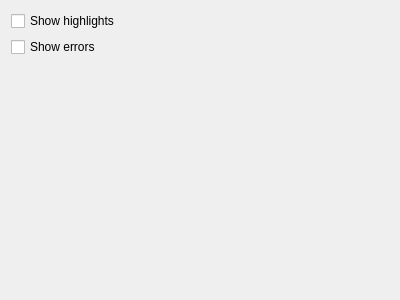
Old version of the form ksudoku/src/gui/configgame.ui in the repository jsj2008/kdegames.
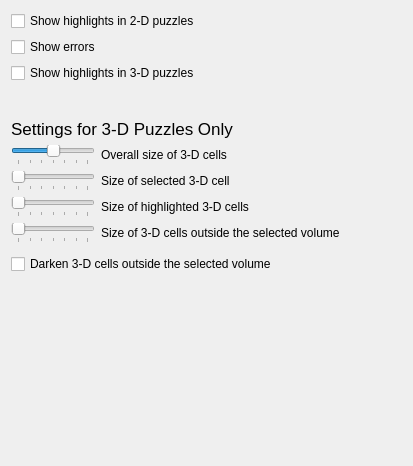
New version of the form.

Commit message: Add settings to control the look and feel of a 3-D puzzle.

```diff
--- a/ksudoku/src/gui/configgame.ui
+++ b/ksudoku/src/gui/configgame.ui
@@ -1,41 +1,391 @@
 <ui version="4.0" >
  <class>ConfigGame</class>
- <widget class="QWidget" name="ConfigGame" >
-  <property name="geometry" >
+ <widget class="QWidget" name="ConfigGame">
+  <property name="geometry">
    <rect>
     <x>0</x>
     <y>0</y>
-    <width>400</width>
-    <height>300</height>
+    <width>413</width>
+    <height>466</height>
    </rect>
   </property>
-  <layout class="QVBoxLayout" >
+  <layout class="QVBoxLayout" name="verticalLayout">
    <item>
-    <widget class="QCheckBox" name="kcfg_ShowHighlights" >
-     <property name="whatsThis" >
-      <string>Highlight the current row, column and box in different colors</string>
+    <widget class="QCheckBox" name="kcfg_ShowHighlights">
+     <property name="toolTip">
+      <string>Highlight the row, column and block that contain the selected cell</string>
      </property>
-     <property name="text" >
-      <string>Show highlights</string>
+     <property name="whatsThis">
+      <string>Highlight the row, column and block that contain the selected cell. Blocks may be square or irregular (as in jigsaw-type or XSudoku puzzles).</string>
+     </property>
+     <property name="text">
+      <string>Show highlights in 2-D puzzles</string>
      </property>
     </widget>
    </item>
    <item>
-    <widget class="QCheckBox" name="kcfg_ShowErrors" >
-     <property name="whatsThis" >
-      <string>Highlight cells which values are against the rules in red</string>
+    <widget class="QCheckBox" name="kcfg_ShowErrors">
+     <property name="toolTip">
+      <string>Highlight in red any cells whose values break the Sudoku rules.</string>
      </property>
      <property name="text" >
       <string>Show errors</string>
      </property>
     </widget>
    </item>
+   <item>
+    <widget class="QCheckBox" name="kcfg_ShowHighlights3D">
+     <property name="toolTip">
+      <string>Highlight the planes (blocks) that contain the selected cell.</string>
+     </property>
+     <property name="whatsThis">
+      <string>Highlight the planes (blocks) that contain the selected cell.</string>
+     </property>
+     <property name="text">
+      <string>Show highlights in 3-D puzzles</string>
+     </property>
+    </widget>
+   </item>
+   <item>
+    <spacer name="spacer_3">
+     <property name="orientation">
+      <enum>Qt::Vertical</enum>
+     </property>
+     <property name="sizeType">
+      <enum>QSizePolicy::Fixed</enum>
+     </property>
+     <property name="sizeHint" stdset="0">
+      <size>
+       <width>20</width>
+       <height>30</height>
+      </size>
+     </property>
+    </spacer>
+   </item>
+   <item>
+    <widget class="QLabel" name="label_2">
+     <property name="font">
+      <font>
+       <pointsize>13</pointsize>
+      </font>
+     </property>
+     <property name="text">
+      <string>Settings for 3-D Puzzles Only</string>
+     </property>
+    </widget>
+   </item>
+   <item>
+    <layout class="QHBoxLayout" name="horizontalLayout">
+     <item>
+      <widget class="QSlider" name="kcfg_OverallSize3D">
+       <property name="sizePolicy">
+        <sizepolicy hsizetype="Fixed" vsizetype="Preferred">
+         <horstretch>200</horstretch>
+         <verstretch>0</verstretch>
+        </sizepolicy>
+       </property>
+       <property name="toolTip">
+        <string>Set the relative size of 3-D cells and the spaces between them.</string>
+       </property>
+       <property name="whatsThis">
+        <string>Set the relative size of 3-D cells and the spaces between them.</string>
+       </property>
+       <property name="minimum">
+        <number>7</number>
+       </property>
+       <property name="maximum">
+        <number>13</number>
+       </property>
+       <property name="singleStep">
+        <number>1</number>
+       </property>
+       <property name="pageStep">
+        <number>1</number>
+       </property>
+       <property name="value">
+        <number>10</number>
+       </property>
+       <property name="sliderPosition">
+        <number>10</number>
+       </property>
+       <property name="orientation">
+        <enum>Qt::Horizontal</enum>
+       </property>
+       <property name="invertedAppearance">
+        <bool>false</bool>
+       </property>
+       <property name="tickPosition">
+        <enum>QSlider::TicksBelow</enum>
+       </property>
+       <property name="tickInterval">
+        <number>1</number>
+       </property>
+      </widget>
+     </item>
+     <item>
+      <widget class="QLabel" name="label_6">
+       <property name="sizePolicy">
+        <sizepolicy hsizetype="Expanding" vsizetype="Preferred">
+         <horstretch>0</horstretch>
+         <verstretch>0</verstretch>
+        </sizepolicy>
+       </property>
+       <property name="toolTip">
+        <string>Set the relative size of 3-D cells and the spaces between them.</string>
+       </property>
+       <property name="whatsThis">
+        <string>Set the relative size of 3-D cells and the spaces between them.</string>
+       </property>
+       <property name="text">
+        <string>Overall size of 3-D cells</string>
+       </property>
+       <property name="buddy">
+        <cstring></cstring>
+       </property>
+      </widget>
+     </item>
+    </layout>
+   </item>
+   <item>
+    <layout class="QHBoxLayout" name="horizontalLayout_1">
+     <item>
+      <widget class="QSlider" name="kcfg_SelectionSize3D">
+       <property name="sizePolicy">
+        <sizepolicy hsizetype="Fixed" vsizetype="Preferred">
+         <horstretch>200</horstretch>
+         <verstretch>0</verstretch>
+        </sizepolicy>
+       </property>
+       <property name="toolTip">
+        <string>Shrink or expand a cell by up to 30% when it is selected.</string>
+       </property>
+       <property name="whatsThis">
+        <string>Shrink or expand a cell by up to 30% when it is selected.</string>
+       </property>
+       <property name="minimum">
+        <number>7</number>
+       </property>
+       <property name="maximum">
+        <number>13</number>
+       </property>
+       <property name="singleStep">
+        <number>1</number>
+       </property>
+       <property name="pageStep">
+        <number>1</number>
+       </property>
+       <property name="value">
+        <number>7</number>
+       </property>
+       <property name="sliderPosition">
+        <number>7</number>
+       </property>
+       <property name="orientation">
+        <enum>Qt::Horizontal</enum>
+       </property>
+       <property name="invertedAppearance">
+        <bool>false</bool>
+       </property>
+       <property name="tickPosition">
+        <enum>QSlider::TicksBelow</enum>
+       </property>
+       <property name="tickInterval">
+        <number>1</number>
+       </property>
+      </widget>
+     </item>
+     <item>
+      <widget class="QLabel" name="label">
+       <property name="sizePolicy">
+        <sizepolicy hsizetype="Expanding" vsizetype="Preferred">
+         <horstretch>0</horstretch>
+         <verstretch>0</verstretch>
+        </sizepolicy>
+       </property>
+       <property name="toolTip">
+        <string>Shrink or expand a cell by up to 30% when it is selected.</string>
+       </property>
+       <property name="whatsThis">
+        <string>Shrink or expand a cell by up to 30% when it is selected.</string>
+       </property>
+       <property name="text">
+        <string>Size of selected 3-D cell</string>
+       </property>
+       <property name="buddy">
+        <cstring>kcfg_SelectionSize3D</cstring>
+       </property>
+      </widget>
+     </item>
+    </layout>
+   </item>
+   <item>
+    <layout class="QHBoxLayout" name="horizontalLayout_2">
+     <item>
+      <widget class="QSlider" name="kcfg_HighlightedSize3D">
+       <property name="sizePolicy">
+        <sizepolicy hsizetype="Fixed" vsizetype="Preferred">
+         <horstretch>200</horstretch>
+         <verstretch>0</verstretch>
+        </sizepolicy>
+       </property>
+       <property name="toolTip">
+        <string>Shrink or expand cells by up to 30% when they are highlighted.</string>
+       </property>
+       <property name="whatsThis">
+        <string>Shrink or expand cells by up to 30% when they are highlighted.</string>
+       </property>
+       <property name="minimum">
+        <number>7</number>
+       </property>
+       <property name="maximum">
+        <number>13</number>
+       </property>
+       <property name="pageStep">
+        <number>1</number>
+       </property>
+       <property name="value">
+        <number>7</number>
+       </property>
+       <property name="orientation">
+        <enum>Qt::Horizontal</enum>
+       </property>
+       <property name="tickPosition">
+        <enum>QSlider::TicksBelow</enum>
+       </property>
+       <property name="tickInterval">
+        <number>1</number>
+       </property>
+      </widget>
+     </item>
+     <item>
+      <widget class="QLabel" name="label_3">
+       <property name="sizePolicy">
+        <sizepolicy hsizetype="Expanding" vsizetype="Preferred">
+         <horstretch>0</horstretch>
+         <verstretch>0</verstretch>
+        </sizepolicy>
+       </property>
+       <property name="toolTip">
+        <string>Shrink or expand cells by up to 30% when they are highlighted.</string>
+       </property>
+       <property name="whatsThis">
+        <string>Shrink or expand cells by up to 30% when they are highlighted.</string>
+       </property>
+       <property name="text">
+        <string>Size of highlighted 3-D cells</string>
+       </property>
+       <property name="buddy">
+        <cstring>kcfg_HighlightedSize3D</cstring>
+       </property>
+      </widget>
+     </item>
+    </layout>
+   </item>
+   <item>
+    <layout class="QHBoxLayout" name="horizontalLayout_4">
+     <item>
+      <widget class="QSlider" name="kcfg_OuterCellSize3D">
+       <property name="sizePolicy">
+        <sizepolicy hsizetype="Fixed" vsizetype="Preferred">
+         <horstretch>200</horstretch>
+         <verstretch>0</verstretch>
+        </sizepolicy>
+       </property>
+       <property name="toolTip">
+        <string>Shrink cells by up to 60% if they are not in an NxNxN cube that contains the selected cell.</string>
+       </property>
+       <property name="whatsThis">
+        <string>Shrink cells by up to 60% if they are not in an NxNxN cube that contains the selected cell. This is useful if a 3-D puzzle has more than one cube.</string>
+       </property>
+       <property name="minimum">
+        <number>4</number>
+       </property>
+       <property name="maximum">
+        <number>10</number>
+       </property>
+       <property name="pageStep">
+        <number>1</number>
+       </property>
+       <property name="value">
+        <number>4</number>
+       </property>
+       <property name="orientation">
+        <enum>Qt::Horizontal</enum>
+       </property>
+       <property name="tickPosition">
+        <enum>QSlider::TicksBelow</enum>
+       </property>
+       <property name="tickInterval">
+        <number>1</number>
+       </property>
+      </widget>
+     </item>
+     <item>
+      <widget class="QLabel" name="label_5">
+       <property name="sizePolicy">
+        <sizepolicy hsizetype="Expanding" vsizetype="Preferred">
+         <horstretch>0</horstretch>
+         <verstretch>0</verstretch>
+        </sizepolicy>
+       </property>
+       <property name="toolTip">
+        <string>Shrink cells by up to 60% if they are not in an NxNxN cube that contains the selected cell.</string>
+       </property>
+       <property name="whatsThis">
+        <string>Shrink cells by up to 60% if they are not in an NxNxN cube that contains the selected cell. This is useful if a 3-D puzzle has more than one cube.</string>
+       </property>
+       <property name="text">
+        <string>Size of 3-D cells outside the selected volume</string>
+       </property>
+       <property name="buddy">
+        <cstring>kcfg_OuterCellSize3D</cstring>
+       </property>
+      </widget>
+     </item>
+    </layout>
+   </item>
+   <item>
+    <layout class="QHBoxLayout" name="horizontalLayout_3">
+     <property name="topMargin">
+      <number>5</number>
+     </property>
+     <item>
+      <widget class="QCheckBox" name="kcfg_DarkenOuterCells3D">
+       <property name="toolTip">
+        <string>Darken cells if they are not in an NxNxN cube that contains the selected cell.</string>
+       </property>
+       <property name="whatsThis">
+        <string>Shrink cells by up to 60% if they are not in an NxNxN cube that contains the selected cell. This is useful if a 3-D puzzle has more than one cube.</string>
+       </property>
+       <property name="text">
+        <string>Darken 3-D cells outside the selected volume</string>
+       </property>
+      </widget>
+     </item>
+     <item>
+      <spacer name="horizontalSpacer">
+       <property name="orientation">
+        <enum>Qt::Horizontal</enum>
+       </property>
+       <property name="sizeHint" stdset="0">
+        <size>
+         <width>40</width>
+         <height>20</height>
+        </size>
+       </property>
+      </spacer>
+     </item>
+    </layout>
+   </item>
    <item>
     <spacer>
      <property name="orientation" >
       <enum>Qt::Vertical</enum>
      </property>
-     <property name="sizeHint" >
+     <property name="sizeType">
+      <enum>QSizePolicy::Expanding</enum>
+     </property>
+     <property name="sizeHint" stdset="0">
       <size>
        <width>20</width>
        <height>40</height>
```
Left out of the diff: 19 changed lines with no effect on the pictures. The commit also changes 3 other files.
